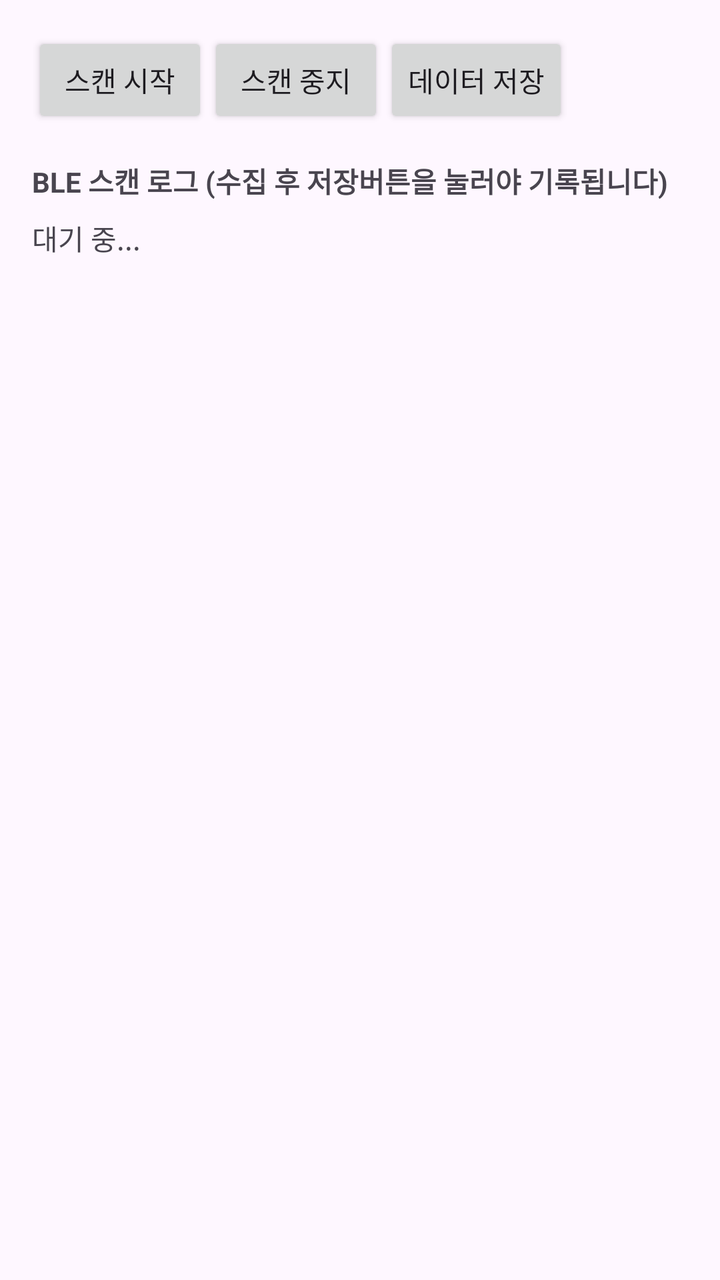
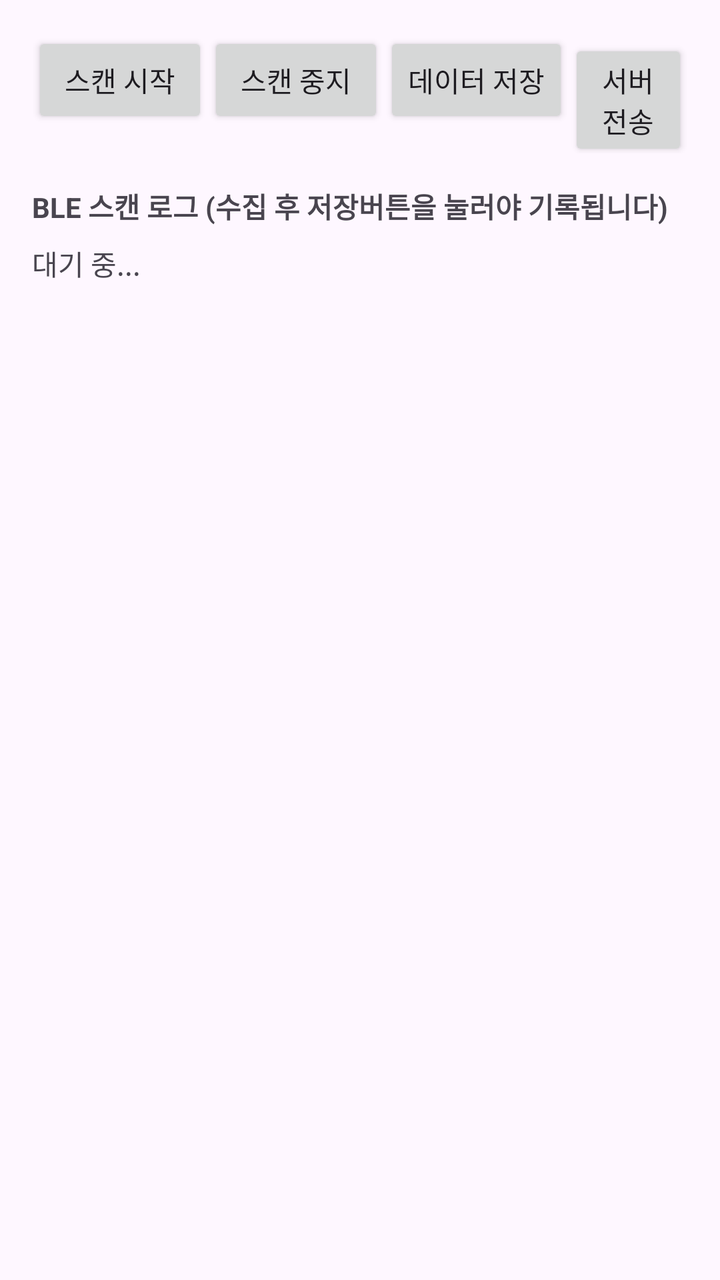

Before-and-after screenshots of an Android layout around one commit, followed by the original layout XML and the change that was made.
<!-- AndroidManifest.xml: application theme Theme.MyApplication -->
<!-- res/layout/activity_main.xml -->
<?xml version="1.0" encoding="utf-8"?>
<LinearLayout xmlns:android="http://schemas.android.com/apk/res/android"
    android:layout_width="match_parent"
    android:layout_height="match_parent"
    android:orientation="vertical"
    android:padding="16dp">

    <LinearLayout
        android:layout_width="match_parent"
        android:layout_height="wrap_content"
        android:orientation="horizontal">
        <Button android:id="@+id/btnScan" android:layout_width="wrap_content" android:layout_height="wrap_content" android:text="스캔 시작" />
        <Button android:id="@+id/btnStop" android:layout_width="wrap_content" android:layout_height="wrap_content" android:text="스캔 중지" />
        
        <Button android:id="@+id/btnSave" android:layout_width="wrap_content" android:layout_height="wrap_content" android:text="데이터 저장" />
    </LinearLayout>

    <TextView
        android:layout_width="match_parent"
        android:layout_height="wrap_content"
        android:text="BLE 스캔 로그 (수집 후 저장버튼을 눌러야 기록됩니다)"
        android:textStyle="bold"
        android:textSize="14sp"
        android:layout_marginTop="16dp"
        android:layout_marginBottom="8dp"/>

    <ScrollView
        android:layout_width="match_parent"
        android:layout_height="match_parent">
        <TextView
            android:id="@+id/tvLog"
            android:layout_width="match_parent"
            android:layout_height="wrap_content"
            android:text="대기 중..." />
    </ScrollView>
</LinearLayout>
<!-- resources referenced by this layout -->
<resources>
  <style name="Theme.MyApplication" parent="Base.Theme.MyApplication" />
  <style name="Base.Theme.MyApplication" parent="Theme.Material3.DayNight.NoActionBar">
          
          
      </style>
</resources>

<!-- the commit's change to res/layout/activity_main.xml (unified diff, before → after) -->
@@ -13,6 +13,8 @@
         <Button android:id="@+id/btnStop" android:layout_width="wrap_content" android:layout_height="wrap_content" android:text="스캔 중지" />
         
         <Button android:id="@+id/btnSave" android:layout_width="wrap_content" android:layout_height="wrap_content" android:text="데이터 저장" />
+        
+        <Button android:id="@+id/btnSend" android:layout_width="wrap_content" android:layout_height="wrap_content" android:text="서버 전송" />
     </LinearLayout>
 
     <TextView
